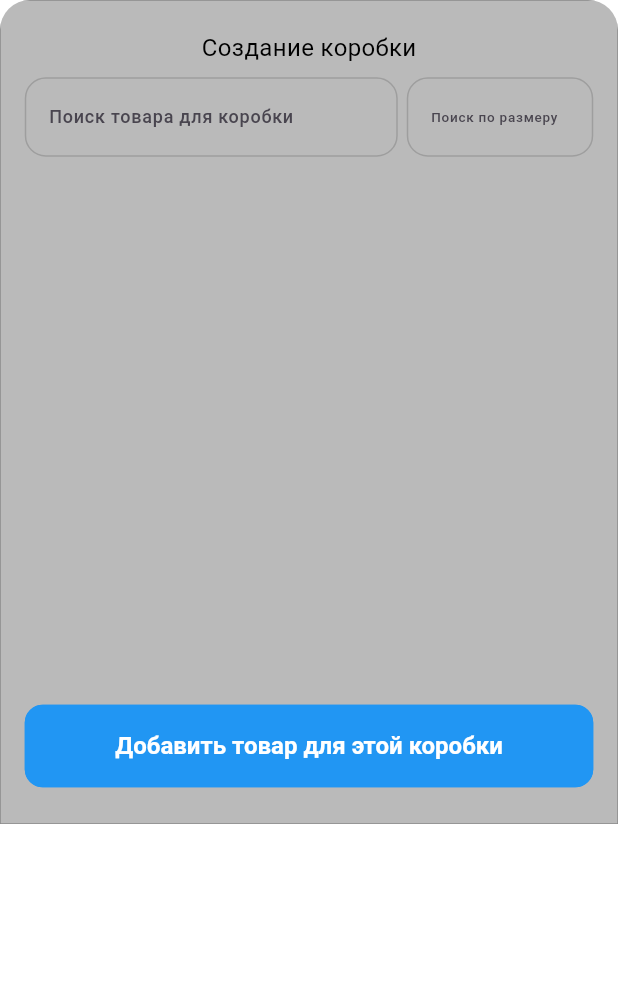
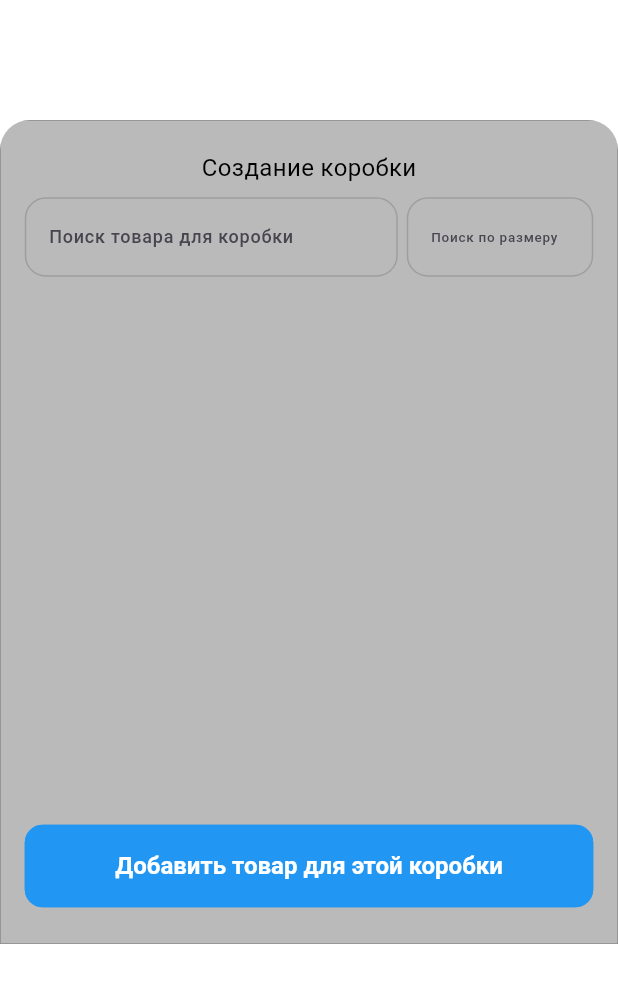
Before and after one commit to songhee24/wb_supplieses, a Flutter app: the BoxFormBottomSheet widget shown alone on an empty page, opened directly, on a phone screen of 412 x 824 dp. Shown: the top 983 px of the screen. Run offline on Flutter 3.47's test engine with Material 3 defaults, Android fonts, the phone set to English and light mode, and no system bars; our stand-ins replace bloc, cloud_firestore, equatable, file_picker, firebase_core, flutter_bloc and 2 more; missing offline and left inert: excel; accounts and stored records are empty; Roboto replaces fonts that are missing (Poppins).

Commit message:
some styles upd

```diff
--- a/lib/features/supplieses/presentation/widgets/box/box_form_bottom_sheet.dart
+++ b/lib/features/supplieses/presentation/widgets/box/box_form_bottom_sheet.dart
@@ -66,7 +66,7 @@ class _BoxFormBottomSheetState extends State<BoxFormBottomSheet> {
         child: AnimatedPadding(
           duration: const Duration(milliseconds: 150),
           padding:
-              EdgeInsets.only(bottom: MediaQuery.of(context).viewInsets.bottom),
+              EdgeInsets.only(bottom: MediaQuery.of(context).viewInsets.bottom, top: 80),
           child: ClipRRect(
             borderRadius: const BorderRadius.vertical(top: Radius.circular(20)),
             child: BackdropFilter(
--- a/lib/features/supplieses/presentation/widgets/box/box_search_input_selector.dart
+++ b/lib/features/supplieses/presentation/widgets/box/box_search_input_selector.dart
@@ -49,10 +49,32 @@ class _BoxSearchInputSelectorState extends State<BoxSearchInputSelector> {
     return _selectedProduct != null
         ? Card(
             child: ListTile(
-              title: Text('Выбранный товар: ${_selectedProduct!.productName}'),
-              trailing: IconButton(
-                icon: const Icon(Icons.delete),
-                onPressed: _clearSelection,
+              titleAlignment: ListTileTitleAlignment.top,
+              title: Column(
+                crossAxisAlignment:
+                CrossAxisAlignment.start,
+                children: [
+                  _buildRow('Имя товара: ',
+                      _selectedProduct?.productName ?? 'N/A'),
+                  _buildRow('Артикул продавца: ',
+                      _selectedProduct?.sellersArticle ?? 'N/A'),
+                  _buildRow('Артикул WB: ',
+                      _selectedProduct?.articleWB ?? 'N/A'),
+                  _buildRow(
+                      'Размер: ', _selectedProduct?.size ?? 'N/A'),
+                ],
+              ),
+              dense:true,
+              contentPadding: const EdgeInsets.only(left: 12, right: 6),
+              trailing: SizedBox(
+                width: 24,
+                height: 24,
+                child: IconButton(
+                  padding: const EdgeInsets.all(2),
+                  iconSize: 20,
+                  icon: const Icon(Icons.delete),
+                  onPressed: _clearSelection,
+                ),
               ),
             ),
           )
```
